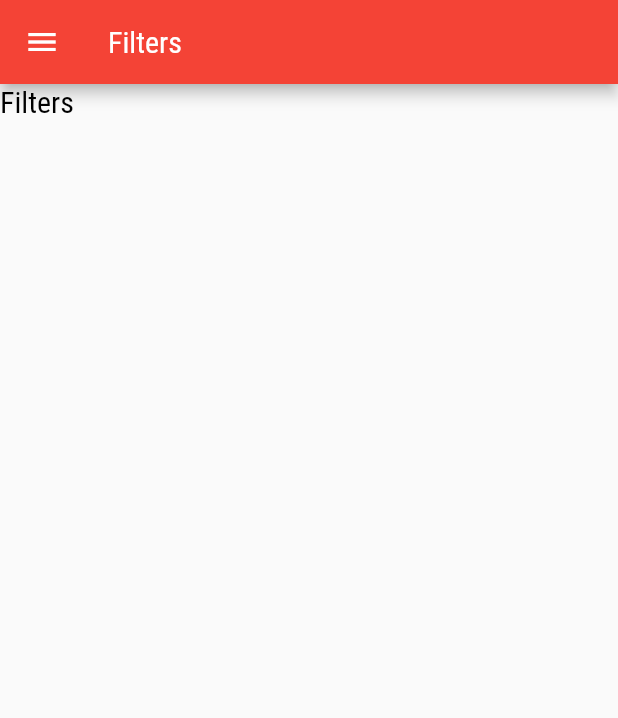
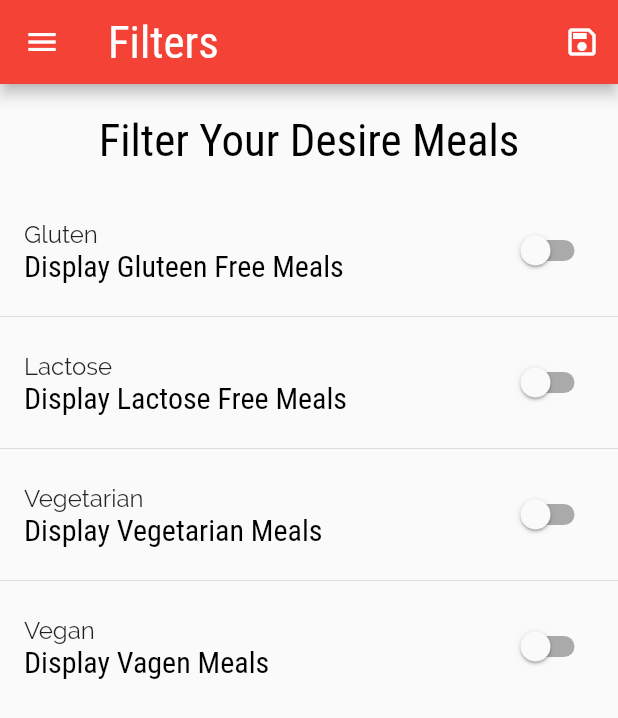
Before and after one commit to mrZAIN-ALI/meal_app, a Flutter app: the FiltersScreen screen opened by its route, on a phone screen of 412 x 824 dp. Shown: the top 718 px of the screen. Run offline on Flutter 3.47's test engine with Material 2 defaults, Android fonts, the phone set to English and light mode, and no system bars; Roboto replaces fonts that are missing (Raleway-Bold, RobotoCondensed).

Commit message:
Filter logic Added

```diff
--- a/lib/main.dart
+++ b/lib/main.dart
@@ -1,6 +1,9 @@
 import 'package:flutter/material.dart';
+import 'package:meal_app/dummy_Data.dart';
 import 'package:meal_app/screens/filrersScreen.dart';
 
+import './models/meal.dart';
+import 'dummy_Data.dart';
 import '../screens/tabBarScree.dart';
 import './screens/categories_Screen.dart';
 import './screens/category_Meal_Screen.dart';
@@ -11,9 +14,44 @@ void main() {
   runApp( mealApp());
 }
 
-class mealApp extends StatelessWidget {
+class mealApp extends StatefulWidget {
 
+  @override
+  State<mealApp> createState() => _mealAppState();
+}
+
+class _mealAppState extends State<mealApp> {
   // This widget is the root of your application.
+
+  Map<String,bool> filters={
+    "gluten":false,
+    "lactose":false,
+    "vegan":false,
+    "vegetarain":false
+  };
+  List<Meal> _availableMeals=DUMMY_MEALS;
+  List<Meal> _favoritedMeals=[];
+  void _setFilters(Map<String,bool> providedMap){
+    setState(() {
+      filters=providedMap;
+
+      _availableMeals=DUMMY_MEALS.where((meal) {
+        if(filters["gluten"]! && !meal.isGlutenFree){
+          return false;
+        }
+         if(filters["lactose"] ! && !meal.isLactoseFree){
+          return false;
+        }
+         if(filters["vegetarain"] ! && !meal.isVeg){
+          return false;
+        }
+         if(filters["vegan"] ! && !meal.isVegan){
+          return false;
+        }
+        return true;
+      },).toList();
+    });
+  }
   @override
   Widget build(BuildContext context) {
 
@@ -62,8 +100,8 @@ class mealApp extends StatelessWidget {
             fontFamily: 'RobotoCondensed',
           ),
           titleLarge: TextStyle(
-            fontSize: 20,
-            fontFamily: 'RobotoCondensed',
+            fontSize: 30,
+            fontFamily: 'Raleway-Bold',
             color: Colors.black,
           )
         ),
@@ -71,14 +109,14 @@ class mealApp extends StatelessWidget {
       // home: CategoriesScreen(),
       initialRoute: '/',
       routes: {
-        "/": (_) => TabBarScreen(),
-        "/cat-meal-Screen":(_) => Category_Meal_Screen() ,
+        "/": (_) => TabBarScreen(_favoritedMeals),
+        "/cat-meal-Screen":(_) => Category_Meal_Screen(_availableMeals) ,
         MealDetailsScreen.routeName:(_) =>MealDetailsScreen(),
-        FiltersScreen.routeName:(_)=>FiltersScreen(),
+        FiltersScreen.routeName:(_)=>FiltersScreen(_setFilters),
       },
 
       onUnknownRoute: (settings) {
-        return MaterialPageRoute(builder: (context) => Category_Meal_Screen(),);
+        return MaterialPageRoute(builder: (context) => Category_Meal_Screen(_availableMeals),);
       },
     );
   }
--- a/lib/screens/favouritesScreen.dart
+++ b/lib/screens/favouritesScreen.dart
@@ -1,7 +1,11 @@
 import 'package:flutter/material.dart';
+import 'package:meal_app/models/meal.dart';
 
 class FavouritesScreen extends StatelessWidget {
-  const FavouritesScreen({super.key});
+
+  final List<Meal> _favoritedMeals;
+
+  FavouritesScreen(this._favoritedMeals);
 
   @override
   Widget build(BuildContext context) {
--- a/lib/screens/filrersScreen.dart
+++ b/lib/screens/filrersScreen.dart
@@ -1,18 +1,125 @@
 import 'package:flutter/material.dart';
 import '../widgets/main_Drawer.dart';
 
-class FiltersScreen extends StatelessWidget {
-  const FiltersScreen({super.key});
-  static const routeName="/filters";
+class FiltersScreen extends StatefulWidget {
+  // const FiltersScreen({super.key});
+
+  final Function _saveFilters;
+  static const routeName = "/filters";
+  FiltersScreen(this._saveFilters);
+  @override
+  State<FiltersScreen> createState() => _FiltersScreenState();
+}
+
+class _FiltersScreenState extends State<FiltersScreen> {
+  var _glutenFree = false;
+  var _lactoseFree = false;
+  var _vagetarian = false;
+  var _vegan = false;
+
+  Widget _buildSwitchListTile(String title, String subTitle,
+      bool currentBoolean, Function setNewState) {
+    return SwitchListTile(
+      title: Text(title),
+      subtitle: Text(subTitle),
+      value: currentBoolean,
+      onChanged: (value) {
+        setNewState(value);
+      },
+    );
+  }
+
   @override
   Widget build(BuildContext context) {
+    return Scaffold(
+        appBar: AppBar(
+          title: Text("Filters"),
 
-    return Scaffold(
-      appBar: AppBar(
-        title: Text("Filters"),
-      ),
-      body: Text("Filters"),
-      drawer: MainDrawer(),
-    );
+          actions: [
+            IconButton(
+              onPressed: () {
+                 final selected_filter={
+    "gluten":_glutenFree,
+    "lactose":_lactoseFree,
+    "vegan":_vegan,
+    "vegetarain":_vagetarian
+  };
+                widget._saveFilters(selected_filter);
+              },
+              icon: Icon(Icons.save_outlined),
+            )
+          ],
+        ),
+        drawer: MainDrawer(),
+        body: Column(
+          children: [
+            Container(
+              padding: EdgeInsets.all(20),
+              child: Text(
+                "Filter Your Desire Meals",
+                style: Theme.of(context).textTheme.titleLarge,
+              ),
+            ),
+            Expanded(
+              child: ListView(
+                children: [
+                  _buildSwitchListTile(
+                    "Gluten",
+                    "Display Gluteen Free Meals",
+                    _glutenFree,
+                    (flag) {
+                      setState(
+                        () {
+                          _glutenFree = flag;
+                        },
+                      );
+                    },
+                  ),
+                  Divider(),
+                  _buildSwitchListTile(
+                    "Lactose",
+                    "Display Lactose Free Meals",
+                    _lactoseFree,
+                    (flag) {
+                      setState(
+                        () {
+                          _lactoseFree = flag;
+                        },
+                      );
+                    },
+                  ),
+                  Divider(),
+
+                  _buildSwitchListTile(
+                    "Vegetarian",
+                    "Display Vegetarian Meals",
+                    _vagetarian,
+                    (flag) {
+                      setState(
+                        () {
+                          _vagetarian = flag;
+                        },
+                      );
+                    },
+                  ),
+                  Divider(),
+
+                  _buildSwitchListTile(
+                    "Vegan",
+                    "Display Vagen Meals",
+                    _vegan,
+                    (flag) {
+                      setState(
+                        () {
+                          _vegan = flag;
+                        },
+                      );
+                    },
+                  ),
+                ],
+              ),
+            ),
+          ],
+        ));
   }
 }
```
Also changed, not shown: lib/screens/category_Meal_Screen.dart (+4 -4 lines), lib/screens/tabBarScree.dart (+14 -3 lines).
